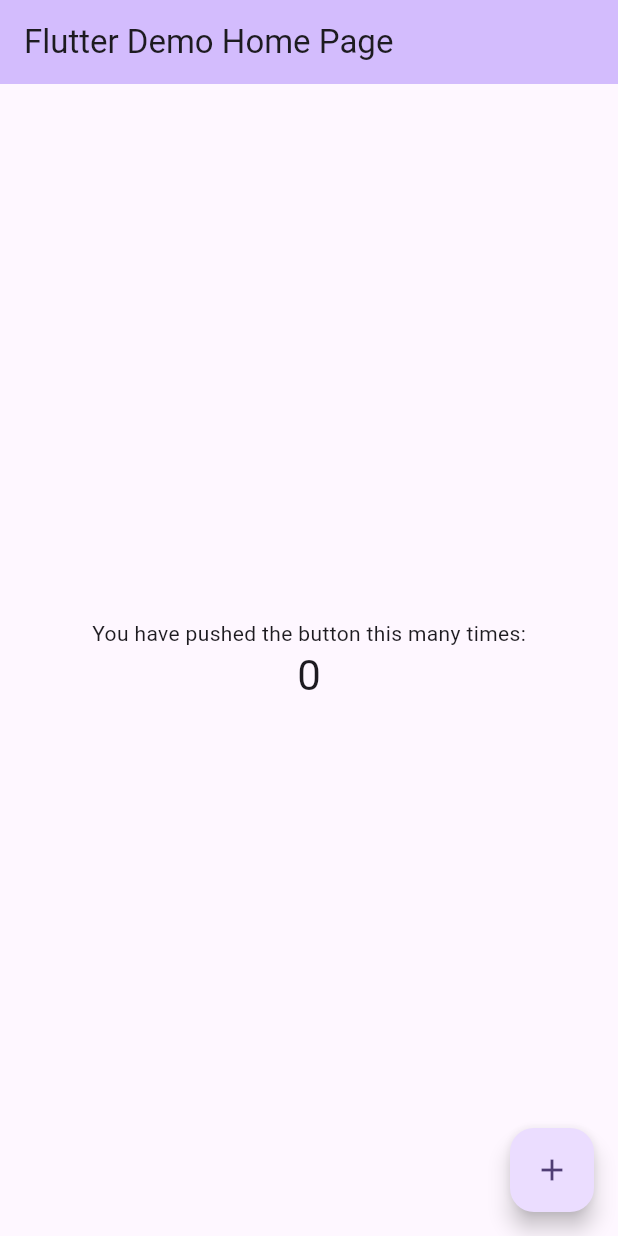
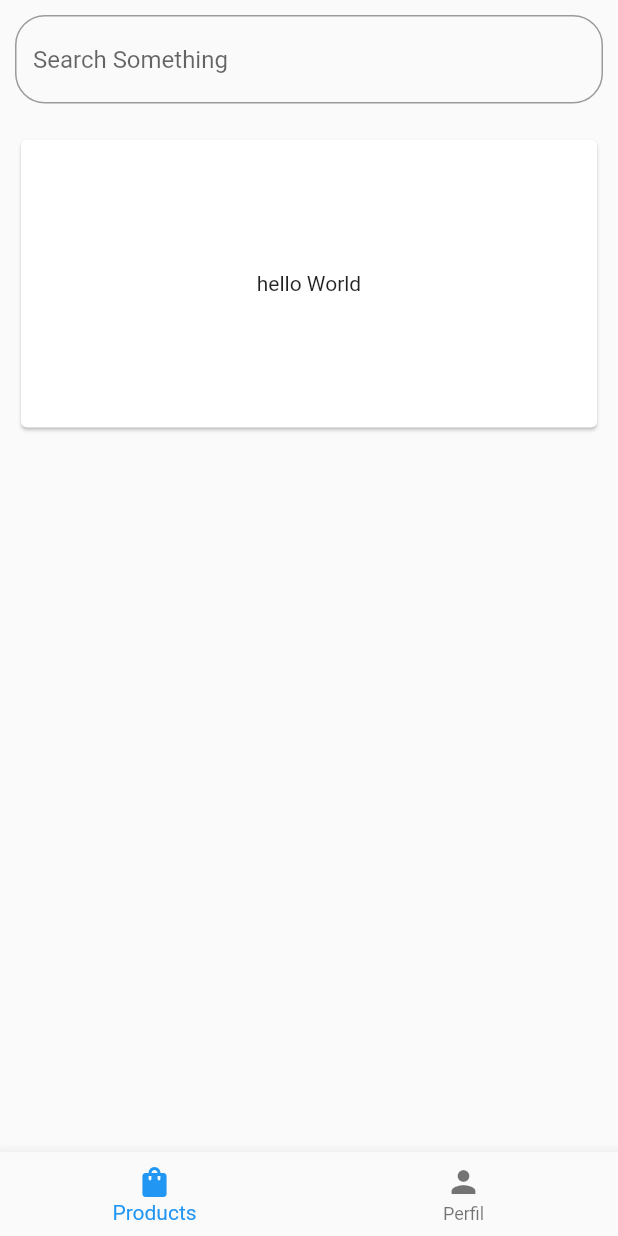
Before and after one commit to richard-gusmao/inventory, a Flutter app: the screen it shows after launch, on a phone screen of 412 x 824 dp. Run offline on Flutter 3.47's test engine with Material 2 defaults, Android fonts, the phone set to English and light mode, and no system bars.

Commit message:
Creating the UI

```diff
--- a/lib/main.dart
+++ b/lib/main.dart
@@ -1,4 +1,6 @@
 import 'package:flutter/material.dart';
+import 'package:inventory/screens/home_screen.dart';
+// import 'package:inventory/screens/login_screen.dart';
 
 void main() {
   runApp(const MyApp());
@@ -7,119 +9,12 @@ void main() {
 class MyApp extends StatelessWidget {
   const MyApp({super.key});
 
-  // This widget is the root of your application.
   @override
   Widget build(BuildContext context) {
-    return MaterialApp(
-      title: 'Flutter Demo',
-      theme: ThemeData(
-        // This is the theme of your application.
-        //
-        // TRY THIS: Try running your application with "flutter run". You'll see
-        // the application has a blue toolbar. Then, without quitting the app,
-        // try changing the seedColor in the colorScheme below to Colors.green
-        // and then invoke "hot reload" (save your changes or press the "hot
-        // reload" button in a Flutter-supported IDE, or press "r" if you used
-        // the command line to start the app).
-        //
-        // Notice that the counter didn't reset back to zero; the application
-        // state is not lost during the reload. To reset the state, use hot
-        // restart instead.
-        //
-        // This works for code too, not just values: Most code changes can be
-        // tested with just a hot reload.
-        colorScheme: ColorScheme.fromSeed(seedColor: Colors.deepPurple),
-        useMaterial3: true,
-      ),
-      home: const MyHomePage(title: 'Flutter Demo Home Page'),
+    return const MaterialApp(
+      title: "Inventory App",
+      debugShowCheckedModeBanner: false,
+      home: HomeScreen(),
     );
   }
 }
-
-class MyHomePage extends StatefulWidget {
-  const MyHomePage({super.key, required this.title});
-
-  // This widget is the home page of your application. It is stateful, meaning
-  // that it has a State object (defined below) that contains fields that affect
-  // how it looks.
-
-  // This class is the configuration for the state. It holds the values (in this
-  // case the title) provided by the parent (in this case the App widget) and
-  // used by the build method of the State. Fields in a Widget subclass are
-  // always marked "final".
-
-  final String title;
-
-  @override
-  State<MyHomePage> createState() => _MyHomePageState();
-}
-
-class _MyHomePageState extends State<MyHomePage> {
-  int _counter = 0;
-
-  void _incrementCounter() {
-    setState(() {
-      // This call to setState tells the Flutter framework that something has
-      // changed in this State, which causes it to rerun the build method below
-      // so that the display can reflect the updated values. If we changed
-      // _counter without calling setState(), then the build method would not be
-      // called again, and so nothing would appear to happen.
-      _counter++;
-    });
-  }
-
-  @override
-  Widget build(BuildContext context) {
-    // This method is rerun every time setState is called, for instance as done
-    // by the _incrementCounter method above.
-    //
-    // The Flutter framework has been optimized to make rerunning build methods
-    // fast, so that you can just rebuild anything that needs updating rather
-    // than having to individually change instances of widgets.
-    return Scaffold(
-      appBar: AppBar(
-        // TRY THIS: Try changing the color here to a specific color (to
-        // Colors.amber, perhaps?) and trigger a hot reload to see the AppBar
-        // change color while the other colors stay the same.
-        backgroundColor: Theme.of(context).colorScheme.inversePrimary,
-        // Here we take the value from the MyHomePage object that was created by
-        // the App.build method, and use it to set our appbar title.
-        title: Text(widget.title),
-      ),
-      body: Center(
-        // Center is a layout widget. It takes a single child and positions it
-        // in the middle of the parent.
-        child: Column(
-          // Column is also a layout widget. It takes a list of children and
-          // arranges them vertically. By default, it sizes itself to fit its
-          // children horizontally, and tries to be as tall as its parent.
-          //
-          // Column has various properties to control how it sizes itself and
-          // how it positions its children. Here we use mainAxisAlignment to
-          // center the children vertically; the main axis here is the vertical
-          // axis because Columns are vertical (the cross axis would be
-          // horizontal).
-          //
-          // TRY THIS: Invoke "debug painting" (choose the "Toggle Debug Paint"
-          // action in the IDE, or press "p" in the console), to see the
-          // wireframe for each widget.
-          mainAxisAlignment: MainAxisAlignment.center,
-          children: <Widget>[
-            const Text(
-              'You have pushed the button this many times:',
-            ),
-            Text(
-              '$_counter',
-              style: Theme.of(context).textTheme.headlineMedium,
-            ),
-          ],
-        ),
-      ),
-      floatingActionButton: FloatingActionButton(
-        onPressed: _incrementCounter,
-        tooltip: 'Increment',
-        child: const Icon(Icons.add),
-      ), // This trailing comma makes auto-formatting nicer for build methods.
-    );
-  }
-}
--- /dev/null
+++ b/lib/screens/home_screen.dart
@@ -0,0 +1,80 @@
+import 'package:flutter/material.dart';
+
+class HomeScreen extends StatefulWidget {
+  const HomeScreen({super.key});
+
+  @override
+  State<HomeScreen> createState() => _HomeScreenState();
+}
+
+class _HomeScreenState extends State<HomeScreen> {
+  int currentPageIndex = 0;
+  @override
+  Widget build(BuildContext context) {
+    return Scaffold(
+      appBar: AppBar(
+        elevation: 0,
+        toolbarHeight: 0,
+      ),
+      body: Container(
+        padding: const EdgeInsets.all(10),
+        child: Column(
+          mainAxisAlignment: MainAxisAlignment.start,
+          crossAxisAlignment: CrossAxisAlignment.start,
+          children: [
+            TextField(
+              decoration: InputDecoration(
+                hintText: "Search Something",
+                border: OutlineInputBorder(
+                  borderRadius: BorderRadius.circular(20),
+                ),
+              ),
+            ),
+            SizedBox(
+              height: 20,
+            ),
+            Container(
+              height: 200,
+              width: double.infinity,
+              child: PageView(
+                children: [
+                  Card(
+                    child: Center(
+                      child: Text("hello World"),
+                    ),
+                  ),
+                  Card(
+                    child: Center(
+                      child: Text("How are you? "),
+                    ),
+                  )
+                ],
+              ),
+            ),
+          ],
+        ),
+      ),
+      bottomNavigationBar: BottomNavigationBar(
+        onTap: (_) {
+          setState(() {
+            currentPageIndex = _;
+          });
+        },
+        currentIndex: currentPageIndex,
+        items: const [
+          BottomNavigationBarItem(
+              icon: Icon(
+                Icons.shopping_bag,
+              ),
+              label: "Products"),
+          BottomNavigationBarItem(
+            icon: Icon(
+              Icons.person,
+            ),
+            label: "Perfil",
+          ),
+        ],
+      ),
+    );
+  }
+}
--- a/pubspec.yaml
+++ b/pubspec.yaml
@@ -59,10 +59,8 @@ flutter:
   uses-material-design: true
 
   # To add assets to your application, add an assets section, like this:
-  # assets:
-  #   - images/a_dot_burr.jpeg
-  #   - images/a_dot_ham.jpeg
-
+  assets:
+    - assets/
   # An image asset can refer to one or more resolution-specific "variants", see
   # https://flutter.dev/assets-and-images/#resolution-aware
 
```
Also changed, not shown: lib/components/text_field.dart (added, +33 -0 lines), lib/screens/login_screen.dart (added, +128 -0 lines), assets/box.png (added).
